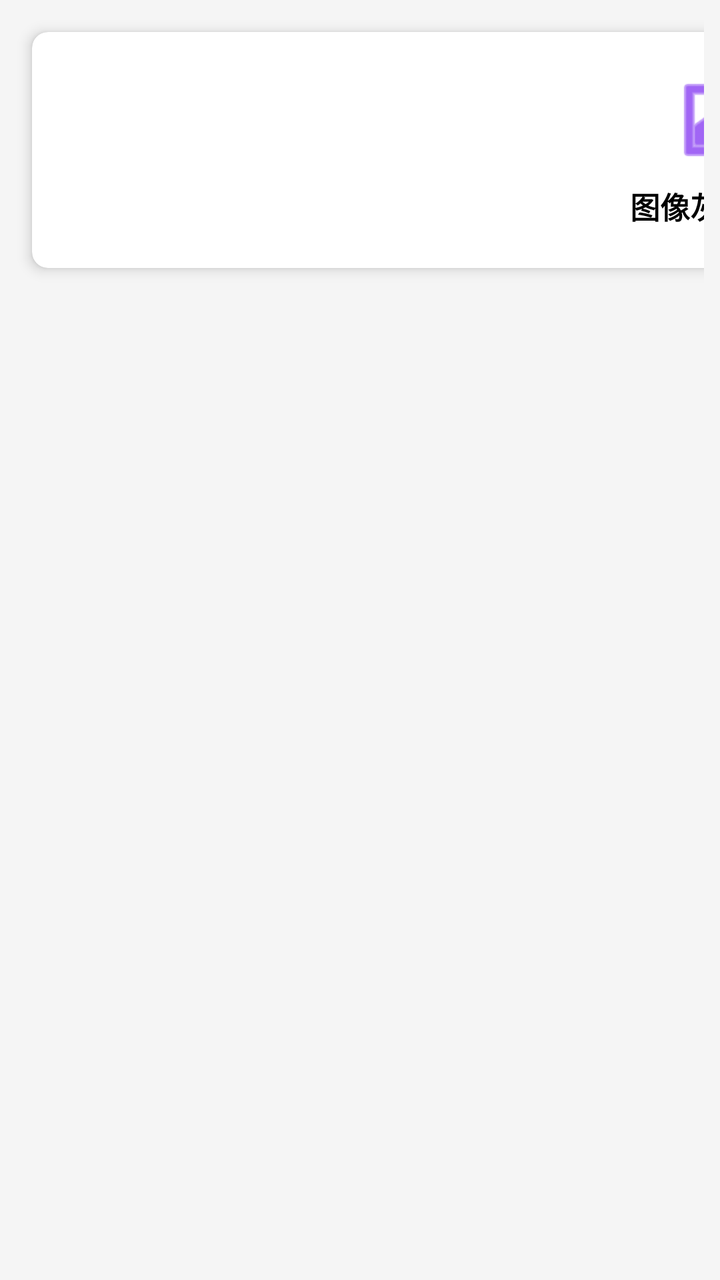
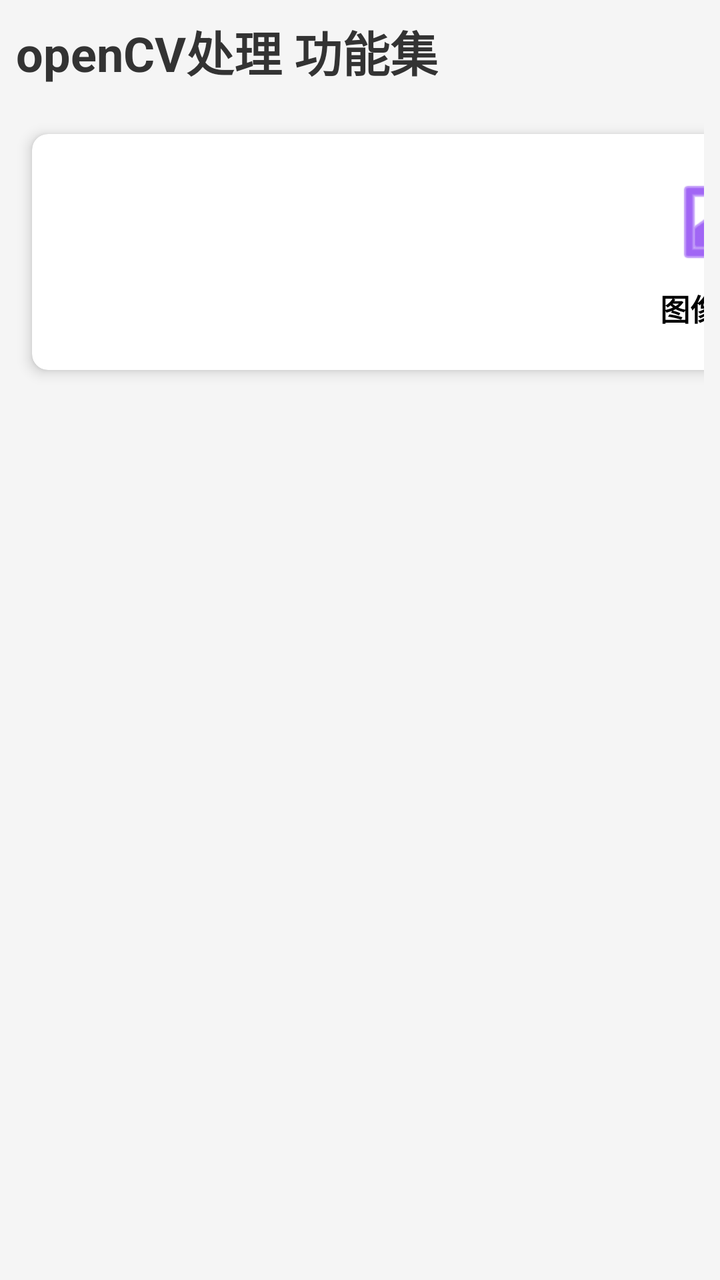

Before-and-after screenshots of an Android layout around one commit, followed by the original layout XML and the change that was made.
<!-- AndroidManifest.xml: application theme Theme.OpencvProcessing -->
<!-- res/layout/fragment_main_layout.xml -->
<?xml version="1.0" encoding="utf-8"?>
<androidx.core.widget.NestedScrollView xmlns:android="http://schemas.android.com/apk/res/android"
    xmlns:app="http://schemas.android.com/apk/res-auto"
    xmlns:tools="http://schemas.android.com/tools"
    android:layout_width="match_parent"
    android:layout_height="match_parent"
    android:background="#F5F5F5">

    <androidx.constraintlayout.widget.ConstraintLayout
        android:layout_width="match_parent"
        android:layout_height="wrap_content"
        android:padding="8dp">

        <GridLayout
            android:layout_width="match_parent"
            android:layout_height="wrap_content"
            android:columnCount="2"
            android:alignmentMode="alignMargins"
            android:columnOrderPreserved="false"
            app:layout_constraintTop_toTopOf="parent">

            
            <com.google.android.material.card.MaterialCardView
                android:layout_width="0dp"
                android:layout_height="wrap_content"
                android:layout_columnWeight="1"
                android:layout_margin="8dp"
                app:cardCornerRadius="8dp"
                app:cardElevation="4dp">

                <LinearLayout
                    android:id="@+id/btn_gray_transform"
                    android:layout_width="match_parent"
                    android:layout_height="match_parent"
                    android:gravity="center"
                    android:orientation="vertical"
                    android:padding="20dp"
                    android:clickable="true"
                    android:focusable="true"
                    android:background="?attr/selectableItemBackground">

                    <ImageView
                        android:layout_width="48dp"
                        android:layout_height="48dp"
                        android:src="@android:drawable/ic_menu_gallery"
                        android:contentDescription="图像灰度变换"
                        app:tint="@color/purple_500"
                        tools:ignore="HardcodedText" />

                    <TextView
                        android:layout_width="wrap_content"
                        android:layout_height="wrap_content"
                        android:layout_marginTop="8dp"
                        android:text="图像灰度变换"
                        android:textColor="#000000"
                        android:textSize="15sp"
                        android:textStyle="bold"
                        tools:ignore="HardcodedText" />
                </LinearLayout>
            </com.google.android.material.card.MaterialCardView>

        </GridLayout>

    </androidx.constraintlayout.widget.ConstraintLayout>
</androidx.core.widget.NestedScrollView>
<!-- resources referenced by this layout -->
<resources>
  <color name="purple_500">#FF6200EE</color>
  <style name="Theme.OpencvProcessing" parent="Theme.MaterialComponents.DayNight.DarkActionBar">
          
          <item name="colorPrimary">@color/purple_500</item>
          <item name="colorPrimaryVariant">@color/purple_700</item>
          <item name="colorOnPrimary">@color/white</item>
          
          <item name="colorSecondary">@color/teal_200</item>
          <item name="colorSecondaryVariant">@color/teal_700</item>
          <item name="colorOnSecondary">@color/black</item>
          
          <item name="android:statusBarColor">?attr/colorPrimaryVariant</item>
          
      </style>
  <color name="purple_700">#FF3700B3</color>
  <color name="white">#FFFFFFFF</color>
  <color name="teal_200">#FF03DAC5</color>
  <color name="teal_700">#FF018786</color>
  <color name="black">#FF000000</color>
</resources>

<!-- the commit's change to res/layout/fragment_main_layout.xml (unified diff, before → after) -->
@@ -11,15 +11,28 @@
         android:layout_height="wrap_content"
         android:padding="8dp">
 
+        <TextView
+            android:id="@+id/tv_title"
+            android:layout_width="wrap_content"
+            android:layout_height="wrap_content"
+            android:text="openCV处理 功能集"
+            android:textColor="#333333"
+            android:textSize="24sp"
+            android:textStyle="bold"
+            app:layout_constraintStart_toStartOf="parent"
+            app:layout_constraintTop_toTopOf="parent"
+            tools:ignore="HardcodedText" />
+
         <GridLayout
             android:layout_width="match_parent"
             android:layout_height="wrap_content"
-            android:columnCount="2"
+            android:layout_marginTop="16dp"
+            android:columnCount="3"
             android:alignmentMode="alignMargins"
             android:columnOrderPreserved="false"
-            app:layout_constraintTop_toTopOf="parent">
+            app:layout_constraintTop_toBottomOf="@id/tv_title">
 
-            
+        
             <com.google.android.material.card.MaterialCardView
                 android:layout_width="0dp"
                 android:layout_height="wrap_content"
@@ -29,7 +42,7 @@
                 app:cardElevation="4dp">
 
                 <LinearLayout
-                    android:id="@+id/btn_gray_transform"
+                    android:id="@+id/btn_image_enhance"
                     android:layout_width="match_parent"
                     android:layout_height="match_parent"
                     android:gravity="center"
@@ -43,7 +56,7 @@
                         android:layout_width="48dp"
                         android:layout_height="48dp"
                         android:src="@android:drawable/ic_menu_gallery"
-                        android:contentDescription="图像灰度变换"
+                        android:contentDescription="图像增强"
                         app:tint="@color/purple_500"
                         tools:ignore="HardcodedText" />
 
@@ -51,7 +64,7 @@
                         android:layout_width="wrap_content"
                         android:layout_height="wrap_content"
                         android:layout_marginTop="8dp"
-                        android:text="图像灰度变换"
+                        android:text="图像增强"
                         android:textColor="#000000"
                         android:textSize="15sp"
                         android:textStyle="bold"
